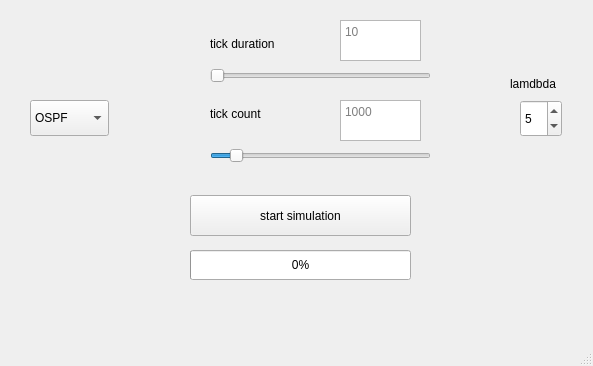
Above: networksimulator.ui from ArianFiroozi/CN-CA4-base before the change. Below: the same form after it.
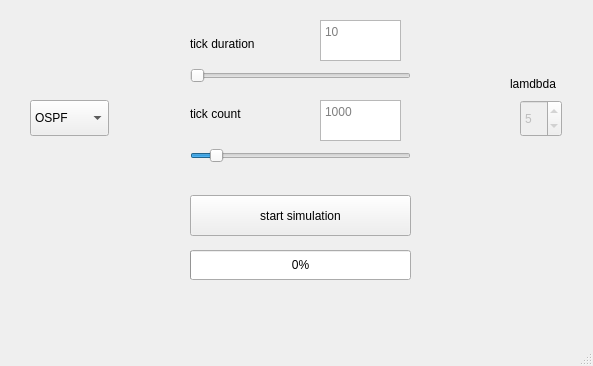
That is the form after the change.

Diff of the .ui file:
```diff
--- a/networksimulator.ui
+++ b/networksimulator.ui
@@ -50,23 +50,26 @@
    <widget class="QSlider" name="cycleDuration">
     <property name="geometry">
      <rect>
-      <x>210</x>
+      <x>190</x>
       <y>60</y>
       <width>221</width>
       <height>31</height>
      </rect>
     </property>
     <property name="minimum">
-     <number>10</number>
+     <number>1</number>
     </property>
     <property name="maximum">
-     <number>100000</number>
+     <number>50</number>
     </property>
     <property name="orientation">
      <enum>Qt::Horizontal</enum>
     </property>
    </widget>
    <widget class="QSpinBox" name="lambda">
+    <property name="enabled">
+     <bool>false</bool>
+    </property>
     <property name="geometry">
      <rect>
       <x>520</x>
@@ -82,7 +85,7 @@
    <widget class="QTextBrowser" name="tickDurationShow">
     <property name="geometry">
      <rect>
-      <x>340</x>
+      <x>320</x>
       <y>20</y>
       <width>81</width>
       <height>41</height>
@@ -95,7 +98,7 @@
    <widget class="QTextBrowser" name="tickCountShow">
     <property name="geometry">
      <rect>
-      <x>340</x>
+      <x>320</x>
       <y>100</y>
       <width>81</width>
       <height>41</height>
@@ -108,7 +111,7 @@
    <widget class="QSlider" name="tickCount">
     <property name="geometry">
      <rect>
-      <x>210</x>
+      <x>190</x>
       <y>140</y>
       <width>221</width>
       <height>31</height>
@@ -130,7 +133,7 @@
    <widget class="QLabel" name="label">
     <property name="geometry">
      <rect>
-      <x>210</x>
+      <x>190</x>
       <y>30</y>
       <width>81</width>
       <height>28</height>
@@ -143,7 +146,7 @@
    <widget class="QLabel" name="label_2">
     <property name="geometry">
      <rect>
-      <x>210</x>
+      <x>190</x>
       <y>100</y>
       <width>91</width>
       <height>28</height>
```
Left out of the diff: 9 changed lines with no effect on the pictures.
